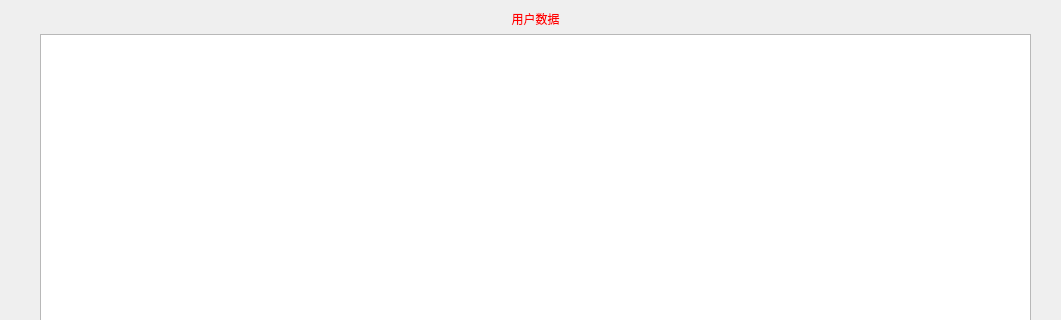
Before: the Qt Designer form view/UI_User_Dialog.ui in xsxz01/PyQt5DesignMode, drawn with Qt 5; both pictures show x 0 to 1061 and y 0 to 320 of the 1061 by 749 pixel window.
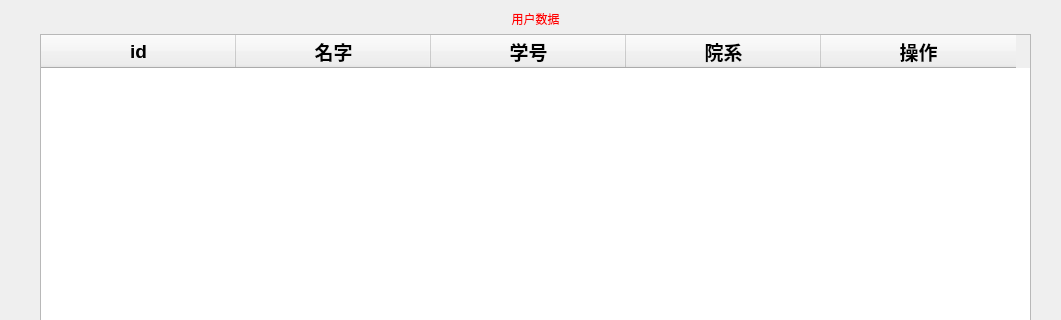
After: the same form once the commit is applied.

Patch:
```diff
--- a/view/UI_User_Dialog.ui
+++ b/view/UI_User_Dialog.ui
@@ -38,7 +38,74 @@
      </widget>
     </item>
     <item>
-     <widget class="QTableWidget" name="tableWidget"/>
+     <widget class="QTableWidget" name="tableWidget">
+      <attribute name="horizontalHeaderDefaultSectionSize">
+       <number>195</number>
+      </attribute>
+      <attribute name="verticalHeaderDefaultSectionSize">
+       <number>50</number>
+      </attribute>
+      <column>
+       <property name="text">
+        <string>id</string>
+       </property>
+       <property name="font">
+        <font>
+         <pointsize>14</pointsize>
+         <weight>75</weight>
+         <bold>true</bold>
+        </font>
+       </property>
+      </column>
+      <column>
+       <property name="text">
+        <string>名字</string>
+       </property>
+       <property name="font">
+        <font>
+         <pointsize>14</pointsize>
+         <weight>75</weight>
+         <bold>true</bold>
+        </font>
+       </property>
+      </column>
+      <column>
+       <property name="text">
+        <string>学号</string>
+       </property>
+       <property name="font">
+        <font>
+         <pointsize>14</pointsize>
+         <weight>75</weight>
+         <bold>true</bold>
+        </font>
+       </property>
+      </column>
+      <column>
+       <property name="text">
+        <string>院系</string>
+       </property>
+       <property name="font">
+        <font>
+         <pointsize>14</pointsize>
+         <weight>75</weight>
+         <bold>true</bold>
+        </font>
+       </property>
+      </column>
+      <column>
+       <property name="text">
+        <string>操作</string>
+       </property>
+       <property name="font">
+        <font>
+         <pointsize>14</pointsize>
+         <weight>75</weight>
+         <bold>true</bold>
+        </font>
+       </property>
+      </column>
+     </widget>
     </item>
    </layout>
   </widget>
```
